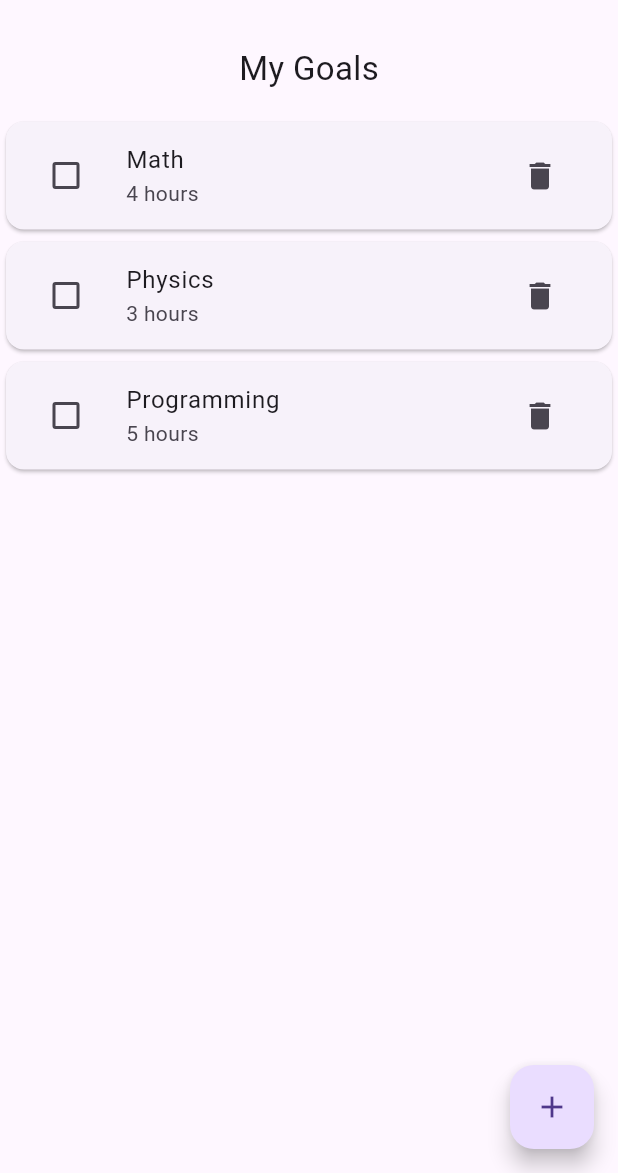
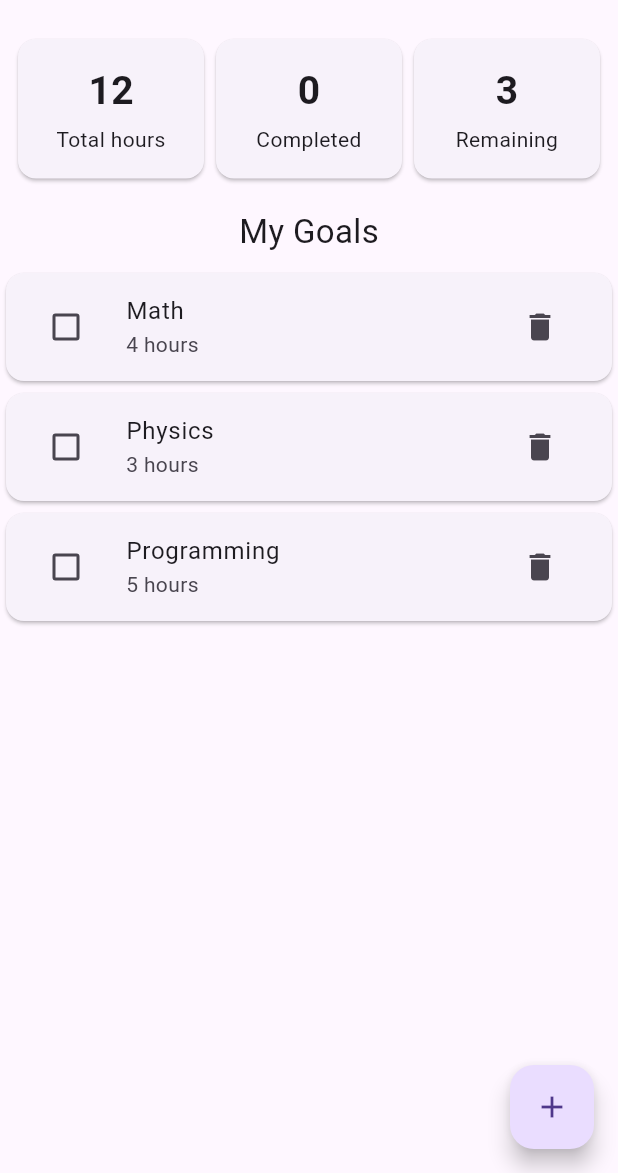
Before and after one commit to Amroali1811/https-github.com-Amroali1811-sutdy_planner, a Flutter app: the screen it shows after launch, on a phone screen of 412 x 824 dp, the part 63-1236 px from its top. Run offline on Flutter 3.47's test engine with Material 3 defaults, Android fonts, the phone set to English and light mode, and no system bars.

Commit message:
Phase 3:statistics and cards

```diff
--- a/lib/main.dart
+++ b/lib/main.dart
@@ -30,6 +30,15 @@ class _HomeScreenState extends State<HomeScreen> {
     {'subject': 'Programming', 'hours': 5, 'done': false},
   ];
 
+  // LOGIC: statistics (getters), recalculated every time the screen rebuilds
+  int get totalHours =>
+      goals.fold(0, (sum, goal) => sum + (goal['hours'] as int));
+
+  int get completedCount =>
+      goals.where((goal) => goal['done'] == true).length;
+
+  int get remainingCount => goals.length - completedCount;
+
   // LOGIC: toggle done / not done
   void toggleGoal(int index) {
     setState(() {
@@ -59,21 +68,56 @@ class _HomeScreenState extends State<HomeScreen> {
 
       body: Column(
         children: [
+          // STATIC: summary row with three equal cards
+          // CONNECTION 3: the cards read values from the LOGIC getters
+          Padding(
+            padding: const EdgeInsets.all(8),
+            child: Row(
+              children: [
+                Expanded(
+                  child: SummaryCard(
+                    title: 'Total hours',
+                    value: totalHours,
+                  ),
+                ),
+                Expanded(
+                  child: SummaryCard(
+                    title: 'Completed',
+                    value: completedCount,
+                  ),
+                ),
+                Expanded(
+                  child: SummaryCard(
+                    title: 'Remaining',
+                    value: remainingCount,
+                  ),
+                ),
+              ],
+            ),
+          ),
+
           // STATIC: heading above the list
           const Padding(
-            padding: EdgeInsets.all(16),
+            padding: EdgeInsets.all(8),
             child: Text('My Goals', style: TextStyle(fontSize: 22)),
           ),
 
-          // STATIC: list layout, items are built from the goals data
+          // STATIC: empty message OR the list built from the goals data
           Expanded(
-            child: ListView.builder(
+            child: goals.isEmpty
+                ? const Center(
+                    child: Text(
+                      'No goals yet. Tap + to add one!',
+                      style: TextStyle(fontSize: 16),
+                    ),
+                  )
+                : ListView.builder(
                     itemCount: goals.length,
                     itemBuilder: (context, index) {
                       final goal = goals[index];
                       return Card(
                         child: ListTile(
-                    // CONNECTION 1: tapping the tile or checkbox calls toggleGoal
+                          // CONNECTION 1: tap or checkbox calls toggleGoal
                           onTap: () => toggleGoal(index),
                           leading: Checkbox(
                             value: goal['done'],
@@ -82,8 +126,9 @@ class _HomeScreenState extends State<HomeScreen> {
                           title: Text(
                             goal['subject'],
                             style: TextStyle(
-                        decoration:
-                            goal['done'] ? TextDecoration.lineThrough : null,
+                              decoration: goal['done']
+                                  ? TextDecoration.lineThrough
+                                  : null,
                             ),
                           ),
                           subtitle: Text('${goal['hours']} hours'),
@@ -108,3 +153,34 @@ class _HomeScreenState extends State<HomeScreen> {
     );
   }
 }
+
+// STATIC: ONE reusable card widget, used three times in the summary row
+class SummaryCard extends StatelessWidget {
+  final String title;
+  final int value;
+
+  const SummaryCard({
+    super.key,
+    required this.title,
+    required this.value,
+  });
+
+  @override
+  Widget build(BuildContext context) {
+    return Card(
+      child: Padding(
+        padding: const EdgeInsets.symmetric(vertical: 16, horizontal: 8),
+        child: Column(
+          children: [
+            Text(
+              '$value',
+              style: const TextStyle(fontSize: 26, fontWeight: FontWeight.bold),
+            ),
+            const SizedBox(height: 4),
+            Text(title, textAlign: TextAlign.center),
+          ],
+        ),
+      ),
+    );
+  }
+}
```
Lines whose indentation alone changed are shown as unchanged.
